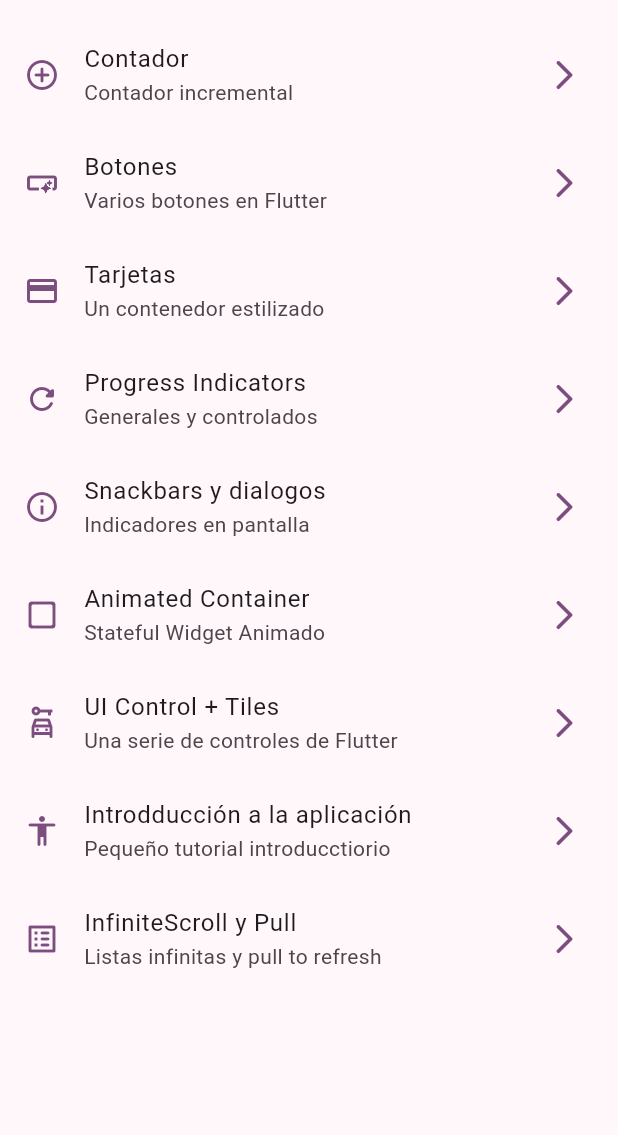
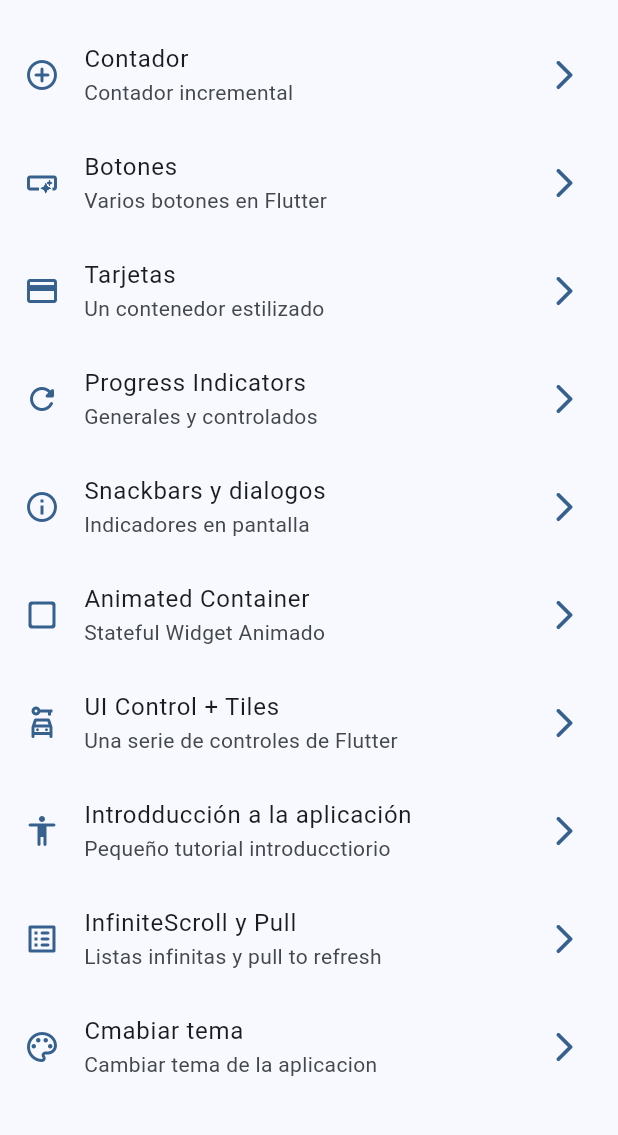
Before and after one commit to Rogerr14/Material-3-Flutter, a Flutter app: the screen it shows after launch, on a phone screen of 412 x 824 dp, the part 63-1198 px from its top. Run offline on Flutter 3.47's test engine with Material 3 defaults, Android fonts, the phone set to English and light mode, and no system bars; our stand-ins replace animate_do, flutter_riverpod, go_router.

Commit message:
creacion de modo oscuro y elegir color de tema

```diff
--- a/lib/config/menu/menu_items.dart
+++ b/lib/config/menu/menu_items.dart
@@ -72,5 +72,11 @@ const appMenuItems = <MenuItem>[
     link: '/infinite',
     icon: Icons.list_alt_rounded
   ),
+   MenuItem(
+    title: 'Cmabiar tema',
+    subTitle: 'Cambiar tema de la aplicacion',
+    link: '/theme-changer',
+    icon: Icons.color_lens_outlined
+  ),
 
 ];
--- a/lib/config/router/app_router.dart
+++ b/lib/config/router/app_router.dart
@@ -57,4 +57,9 @@ final appRouter = GoRouter(
     name: CounterScreen.name,
     builder: (context, state) => const CounterScreen(),
   ),
+  GoRoute(
+    path: '/theme-changer',
+    name: ThemeChangeScreen.name,
+    builder: (context, state) => const ThemeChangeScreen(),
+  ),
 ]);
--- a/lib/config/theme/app_theme.dart
+++ b/lib/config/theme/app_theme.dart
@@ -11,18 +11,20 @@ const colorList = <Color>[
 
 class AppTheme {
   final int selectedColor;
+  final bool isDarkmode;
 
   AppTheme({
+    this.isDarkmode = false,
     this.selectedColor = 0,
   })  : assert(selectedColor >= 0, 'Selected color must be greater then 0'),
-        assert(selectedColor < colorList.length ,
+        assert(selectedColor < colorList.length,
             'Selected color must be less or equal than ${colorList.length - 1}');
 
   ThemeData getTheme() => ThemeData(
-        useMaterial3: true,
-        colorSchemeSeed: colorList[selectedColor],
-        appBarTheme: const AppBarTheme(
-          centerTitle: false,
-        )
-      );
+      useMaterial3: true,
+      brightness: isDarkmode ? Brightness.dark : Brightness.light,
+      colorSchemeSeed: colorList[selectedColor],
+      appBarTheme: const AppBarTheme(
+        centerTitle: false,
+      ));
 }
--- a/lib/main.dart
+++ b/lib/main.dart
@@ -2,24 +2,24 @@ import 'package:flutter/material.dart';
 import 'package:flutter_riverpod/flutter_riverpod.dart';
 import 'package:widgets_app/config/router/app_router.dart';
 import 'package:widgets_app/config/theme/app_theme.dart';
+import 'package:widgets_app/presentation/providers/theme_provider.dart';
 
 void main() {
-  runApp(const ProviderScope(
-    child: MainApp()
-  ));
+  runApp(const ProviderScope(child: MainApp()));
 }
 
-class MainApp extends StatelessWidget {
+class MainApp extends ConsumerWidget {
   const MainApp({super.key});
 
   @override
-  Widget build(BuildContext context) {
+  Widget build(BuildContext context, WidgetRef ref) {
+    final bool isDarkMode = ref.watch(themeProvider);
+    final int selectedColor = ref.watch(selectedColorProvider);
     return MaterialApp.router(
       title: 'Flutter',
       routerConfig: appRouter,
       debugShowCheckedModeBanner: false,
-      theme: AppTheme(selectedColor: 3).getTheme(),
-
+      theme: AppTheme(selectedColor: selectedColor, isDarkmode: isDarkMode).getTheme(),
     );
   }
 }
--- a/lib/presentation/providers/theme_provider.dart
+++ b/lib/presentation/providers/theme_provider.dart
@@ -1,4 +1,10 @@
+import 'package:flutter_riverpod/flutter_riverpod.dart';
+import 'package:widgets_app/config/theme/app_theme.dart';
 
-import 'package:flutter_riverpod/flutter_riverpod.dart';
+final themeProvider = StateProvider((ref) => false);
 
-final themeProvider= StateProvider((ref) => false);
+//Lsitado de colores inmutables
+
+final colorListProvider = Provider((ref) => colorList);
+
+final selectedColorProvider = StateProvider((ref) => 0);
--- a/lib/presentation/screens/screens.dart
+++ b/lib/presentation/screens/screens.dart
@@ -1,5 +1,6 @@
+
+
 export  'package:widgets_app/presentation/screens/counter/counter_screen.dart';
-
 export 'package:flutter/material.dart';
 export 'package:widgets_app/presentation/screens/animated/animated_screen.dart';
 export 'package:widgets_app/presentation/screens/app_tutorial/app_tutorial_screen.dart';
@@ -8,4 +9,5 @@ export 'package:widgets_app/presentation/screens/cards/card_screen.dart';
 export 'package:widgets_app/presentation/screens/home/home_screen.dart';
 export 'package:widgets_app/presentation/screens/infinity_scroll/infinite_scroll_screen.dart';
 export 'package:widgets_app/presentation/screens/progress/progress__screen.dart';
+export 'package:widgets_app/presentation/screens/theme_changer/theme_changer_screen.dart';
 export 'package:widgets_app/presentation/screens/ui_controls/ui_controls_screen.dart';
```
Also changed, not shown: lib/presentation/screens/theme_changer/theme_changer_screen.dart (added, +64 -0 lines).
